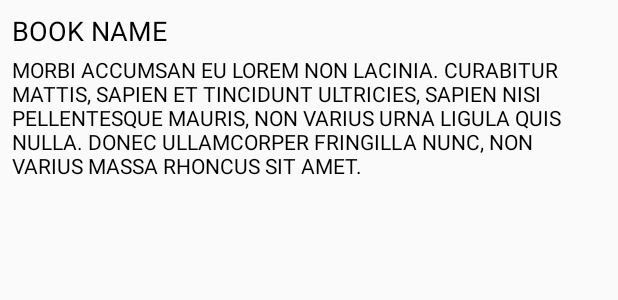
After one commit to heb-dtc/dnote-android, an Android app: the layout item_note.xml on its own in the app's theme, with its tools: preview values and no code run, on a phone screen of 412 x 824 dp. The commit adds this screen. Shown: the top 300 px of the screen. Run offline under Robolectric (Android 15) with nearby library versions, the phone set to English and light mode, and no system bars.

Commit message:
Add recyclerview dependency and basic layout

```diff
--- a/app/build.gradle
+++ b/app/build.gradle
@@ -7,6 +7,7 @@ apply plugin: 'kotlin-android-extensions'
 android {
     compileSdkVersion 29
     buildToolsVersion "29.0.2"
+
     defaultConfig {
         applicationId "com.heb.dnote"
         minSdkVersion 21
@@ -15,6 +16,7 @@ android {
         versionName "1.0"
         testInstrumentationRunner "androidx.test.runner.AndroidJUnitRunner"
     }
+
     buildTypes {
         release {
             minifyEnabled false
@@ -29,6 +31,7 @@ dependencies {
     implementation 'androidx.appcompat:appcompat:1.0.2'
     implementation 'androidx.core:core-ktx:1.0.2'
     implementation 'androidx.constraintlayout:constraintlayout:1.1.3'
+    implementation "androidx.recyclerview:recyclerview:1.1.0"
     testImplementation 'junit:junit:4.12'
     androidTestImplementation 'androidx.test.ext:junit:1.1.0'
     androidTestImplementation 'androidx.test.espresso:espresso-core:3.1.1'
--- a/app/src/main/res/layout/activity_main.xml
+++ b/app/src/main/res/layout/activity_main.xml
@@ -6,13 +6,13 @@
     android:layout_height="match_parent"
     tools:context=".MainActivity">
 
-    <TextView
-        android:layout_width="wrap_content"
-        android:layout_height="wrap_content"
-        android:text="Hello World!"
+    <androidx.recyclerview.widget.RecyclerView
+        android:layout_width="match_parent"
+        android:layout_height="match_parent"
         app:layout_constraintBottom_toBottomOf="parent"
         app:layout_constraintLeft_toLeftOf="parent"
         app:layout_constraintRight_toRightOf="parent"
-        app:layout_constraintTop_toTopOf="parent" />
+        app:layout_constraintTop_toTopOf="parent"
+        tools:listitem="@layout/item_note"/>
 
 </androidx.constraintlayout.widget.ConstraintLayout>
--- /dev/null
+++ b/app/src/main/res/layout/item_note.xml
@@ -0,0 +1,36 @@
+<?xml version="1.0" encoding="utf-8"?>
+<androidx.constraintlayout.widget.ConstraintLayout xmlns:android="http://schemas.android.com/apk/res/android"
+    xmlns:app="http://schemas.android.com/apk/res-auto"
+    xmlns:tools="http://schemas.android.com/tools"
+    android:layout_width="match_parent"
+    android:layout_height="wrap_content"
+    android:layout_margin="8dp">
+
+    <TextView
+        android:id="@+id/book_name"
+        android:layout_width="match_parent"
+        android:layout_height="wrap_content"
+        tools:text="Book name"
+        android:textAllCaps="true"
+        android:layout_marginBottom="4dp"
+        android:textColor="@android:color/black"
+        android:textAppearance="@style/TextAppearance.AppCompat.Medium"
+        app:layout_constraintBottom_toTopOf="@id/note_content"
+        app:layout_constraintLeft_toLeftOf="parent"
+        app:layout_constraintRight_toRightOf="parent"
+        app:layout_constraintTop_toTopOf="parent" />
+
+    <TextView
+        android:id="@+id/note_content"
+        android:layout_width="match_parent"
+        android:layout_height="wrap_content"
+        tools:text="Morbi accumsan eu lorem non lacinia. Curabitur mattis, sapien et tincidunt ultricies, sapien nisi pellentesque mauris, non varius urna ligula quis nulla. Donec ullamcorper fringilla nunc, non varius massa rhoncus sit amet. "
+        android:textAllCaps="true"
+        android:textColor="@android:color/black"
+        android:textAppearance="@style/TextAppearance.AppCompat.Body1"
+        app:layout_constraintBottom_toBottomOf="parent"
+        app:layout_constraintLeft_toLeftOf="parent"
+        app:layout_constraintRight_toRightOf="parent"
+        app:layout_constraintTop_toBottomOf="@id/book_name" />
+
+</androidx.constraintlayout.widget.ConstraintLayout>
```
